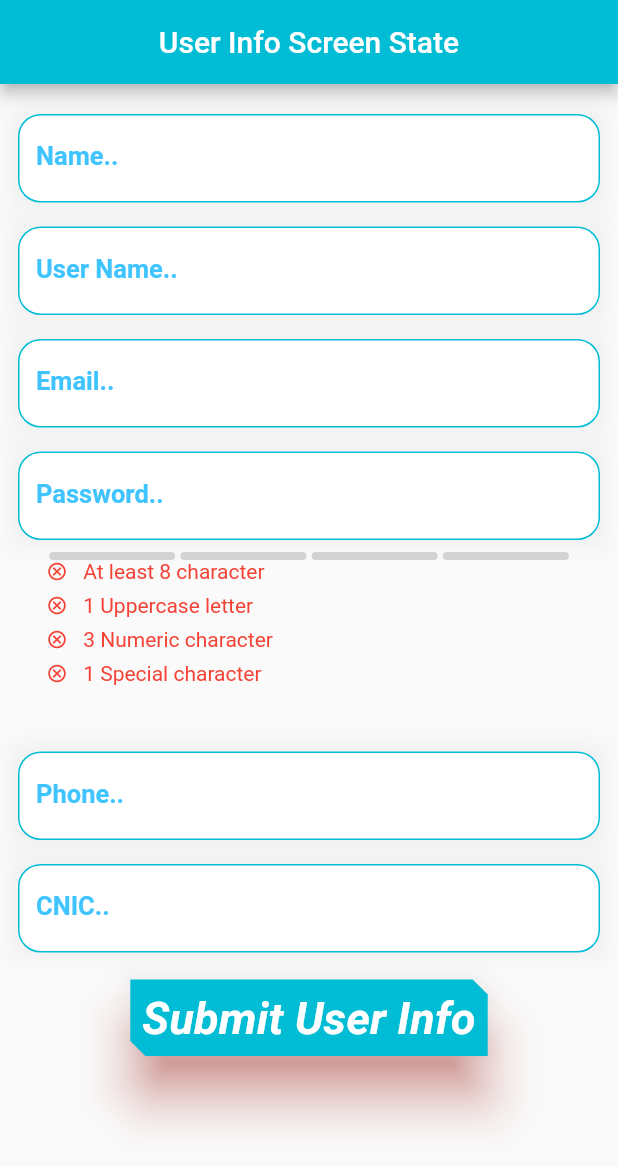
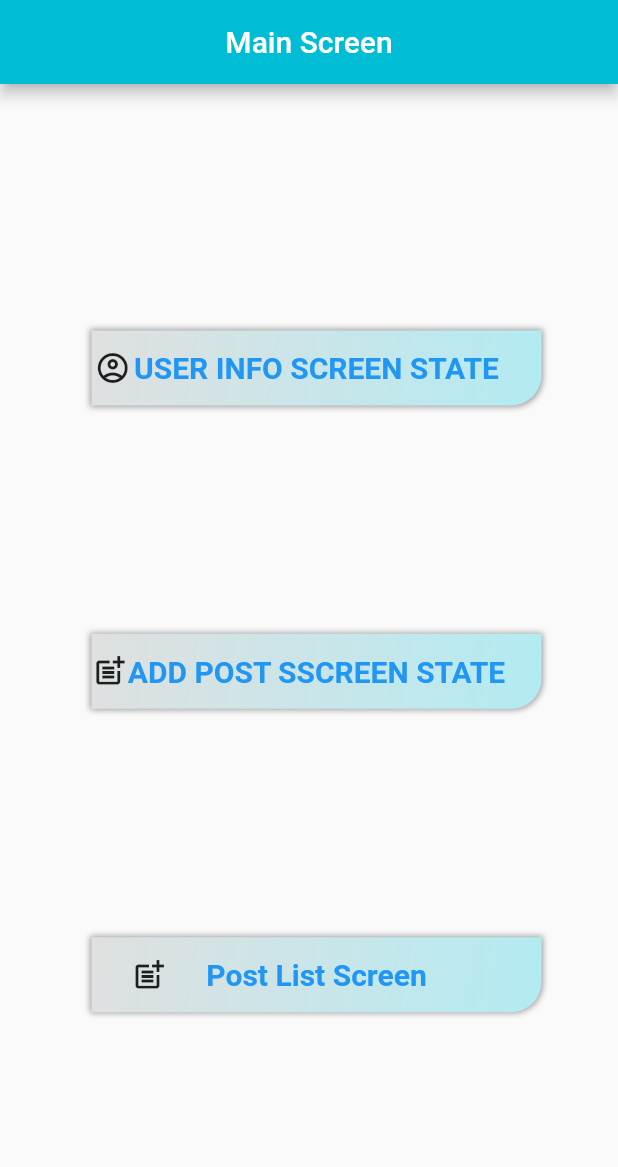
Before and after one commit to Mz-zubair102/Flutter-Firebase-App, a Flutter app: the screen it shows after launch, on a phone screen of 412 x 824 dp. Shown: the top 1167 px of the screen. Run offline on Flutter 3.47's test engine with Material 2 defaults, Android fonts, the phone set to English and light mode, and no system bars; drawn by our look-alikes of flutter_pw_validator; our stand-ins replace cloud_firestore, firebase_core; accounts and stored records are empty.

```diff
--- a/lib/Screens/add_post_screen_state.dart
+++ b/lib/Screens/add_post_screen_state.dart
@@ -4,7 +4,7 @@ import 'package:cloud_firestore/cloud_firestore.dart';
 import 'package:flutter/material.dart';
 
 import '../Widgets/text_field.dart';
-import '../Widgets/widget_text_button.dart';
+import '../Widgets/text_button_widget.dart';
 
 class AddpostScreenState extends StatefulWidget {
   const AddpostScreenState({Key? key}) : super(key: key);
@@ -18,6 +18,7 @@ class _AddpostScreenStateState extends State<AddpostScreenState> {
   TextEditingController titlecontroller = TextEditingController();
   TextEditingController bodycontroller = TextEditingController();
   CollectionReference postRefrence=FirebaseFirestore.instance.collection("Post");
+  CollectionReference commentRefrence=FirebaseFirestore.instance.collection("Post").doc().collection("Comments");
 
   //add data to firebase
   void addPostToFirestore(String titletext,String bodytext)async{
@@ -66,7 +67,7 @@ class _AddpostScreenStateState extends State<AddpostScreenState> {
                   SizedBox(
                     height: 25,
                   ),
-                  widgetTextButton(btnname: "Submit",onpressed: ()async{
+                  TextButtonWidget(btnname: "Submit",onpressed: ()async{
                     if (formkey.currentState!.validate()) {
                       addPostToFirestore(titlecontroller.text, bodycontroller.text);
                       var snackBar = SnackBar(
--- /dev/null
+++ b/lib/Screens/main_button_screen.dart
@@ -0,0 +1,54 @@
+
+import 'package:firebase/Screens/pos_list_screen.dart';
+import 'package:firebase/Screens/user_info_screen_state.dart';
+import 'package:flutter/material.dart';
+import '../Widgets/main_screen_button_widget.dart';
+import 'add_post_screen_state.dart';
+
+class ButtonScreen1 extends StatefulWidget {
+  const ButtonScreen1({Key? key}) : super(key: key);
+
+  @override
+  State<ButtonScreen1> createState() => _ButtonScreen1State();
+}
+
+class _ButtonScreen1State extends State<ButtonScreen1> {
+  @override
+  Widget build(BuildContext context) {
+    return Scaffold(
+      appBar: AppBar(
+        centerTitle: true,
+        title: const Text("Main Screen"),
+        backgroundColor: Colors.cyan,
+      ),
+      body: SafeArea(
+        child: Padding(
+          padding: const EdgeInsets.all(12.0),
+          child: Center(
+            child: Column(
+              mainAxisAlignment: MainAxisAlignment.spaceEvenly,
+              children: [
+                MainScreenButtonWidget(
+                  iconss: Icon(Icons.account_circle_outlined,),
+                  buttonname:"USER INFO SCREEN STATE",
+                  onpressesd: (){
+                    Navigator.push(context, MaterialPageRoute(builder: (context)=>UserInfoScreenState()));
+                  },
+                ),
+                MainScreenButtonWidget(
+                  buttonname: "ADD POST SSCREEN STATE",
+                  iconss: Icon(Icons.post_add_outlined,
+                  ),
+
+                  onpressesd:(){Navigator.push(context, MaterialPageRoute(builder: (context)=>AddpostScreenState()));} ,),
+                MainScreenButtonWidget(buttonname: "Post List Screen", iconss: Icon(Icons.post_add_outlined),
+                onpressesd: (){Navigator.push(context, MaterialPageRoute(builder: (context)=>PostListScreen()));},
+                )
+              ],
+            ),
+          ),
+        ),
+      ),
+    );
+  }
+}
--- a/lib/Screens/user_info_screen_state.dart
+++ b/lib/Screens/user_info_screen_state.dart
@@ -3,16 +3,16 @@ import 'package:flutter_pw_validator/flutter_pw_validator.dart';
 import 'package:firebase/Widgets/text_field.dart';
 import 'package:flutter/material.dart';
 
-import '../Widgets/widget_text_button.dart';
+import '../Widgets/text_button_widget.dart';
 
-class UserInfo extends StatefulWidget {
-  const UserInfo({Key? key}) : super(key: key);
+class UserInfoScreenState extends StatefulWidget {
+  const UserInfoScreenState({Key? key}) : super(key: key);
 
   @override
-  State<UserInfo> createState() => _UserInfoState();
+  State<UserInfoScreenState> createState() => _UserInfoScreenStateState();
 }
 
-class _UserInfoState extends State<UserInfo> {
+class _UserInfoScreenStateState extends State<UserInfoScreenState> {
   GlobalKey<FormState>  formkey=GlobalKey();
   TextEditingController namecontroller=TextEditingController();
   TextEditingController usernamecontroller=TextEditingController();
@@ -44,17 +44,18 @@ class _UserInfoState extends State<UserInfo> {
       body: Form(
         key: formkey,
         child: SafeArea(
-          child: SingleChildScrollView(
           child: Padding(
             padding: EdgeInsets.all(12.0),
-              child: Column(
+            child: ListView(
+              children: [
+                Column(
                   mainAxisAlignment: MainAxisAlignment.spaceAround,
                   children: [
                     TextInputField(label: "Name..",hinttext: "Name",mycontroller: namecontroller,isname: true,),
                     TextInputField(label: "User Name..",hinttext: "User Name",mycontroller: usernamecontroller,isusername: true,),
                     TextInputField(label: "Email..",hinttext: "Email",mycontroller: emailcontroller,isemail: true,),
                     TextInputField(label: "Password..",hinttext: "Password",mycontroller: passwordcontroller,isobscure: true,ispassword: true,),
-                  FlutterPwValidator(width: 350, height: 120, minLength: 8,uppercaseCharCount: 1,numericCharCount: 3,specialCharCount: 1,successColor: Colors.cyan,failureColor:Colors.red,onSuccess:(){
+                    FlutterPwValidator(width: 350, height: 120, minLength: 8,uppercaseCharCount: 1,numericCharCount: 3,specialCharCount: 1,successColor: Colors.green,failureColor:Colors.red,onSuccess:(){
                       print("MATCHED");
                       ScaffoldMessenger.of(context).showSnackBar(new SnackBar(
                           content: new Text("Password is matched")));
@@ -65,8 +66,8 @@ class _UserInfoState extends State<UserInfo> {
                     SizedBox(height: 5,),
                     TextInputField(label: "Phone..",hinttext: "Phone",mycontroller: phonecontroller,isphone: true,),
                     TextInputField(label: "CNIC..",hinttext: "CNIC",mycontroller: cniccontroller,iscnic: true,),
-                  SizedBox(height: 10,),
-                  widgetTextButton(btnname: "Submit User Info",
+                    SizedBox(height: 5,),
+                    TextButtonWidget(btnname: "Submit User Info",
                       onpressed: ()async{
                         if (formkey.currentState!.validate()) {
                           addUserToFirestore(namecontroller.text,usernamecontroller.text,emailcontroller.text,
@@ -82,6 +83,7 @@ class _UserInfoState extends State<UserInfo> {
 
                   ],
                 ),
+              ],
             ),
           ),
         ),
--- /dev/null
+++ b/lib/Widgets/main_screen_button_widget.dart
@@ -0,0 +1,46 @@
+import 'package:flutter/material.dart';
+
+class MainScreenButtonWidget extends StatelessWidget {
+  final String buttonname;
+  final VoidCallback? onpressesd;
+  final Icon iconss;
+  const MainScreenButtonWidget({Key? key, required this.buttonname,this.onpressesd,required this.iconss}) : super(key: key);
+
+  @override
+  Widget build(BuildContext context) {
+    return GestureDetector(
+      onTap: onpressesd,
+      child: Container(
+        height: 50,
+        width: 300,
+        margin: EdgeInsets.only(left: 10,top: 15),
+        decoration: BoxDecoration(
+            gradient: LinearGradient(
+                begin: Alignment.topLeft,
+                end: Alignment.bottomRight,
+                colors: [
+                  Colors.grey.shade300,
+                  Colors.cyan.shade100,
+                ]
+            ),
+            borderRadius: BorderRadius.only(bottomRight:Radius.circular(20)),
+            boxShadow: [
+              BoxShadow(
+                  color: Colors.grey,
+                  blurRadius: 3,spreadRadius:0.5)
+            ]
+        ),
+        child: Row(
+          children: [
+            Expanded(child: iconss),
+            Center(
+              child: Text(buttonname,style: TextStyle(fontSize: 20,fontWeight: FontWeight.bold,color: Colors.blue)),
+            ),
+            Expanded(child: Center())
+          ],
+        ),
+
+      ),
+    );
+  }
+}
--- a/lib/Widgets/widget_text_button.dart
+++ b/lib/Widgets/text_button_widget.dart
@@ -1,9 +1,9 @@
 import 'package:flutter/material.dart';
 
-class widgetTextButton extends StatelessWidget {
+class TextButtonWidget extends StatelessWidget {
   final VoidCallback? onpressed;
   final String btnname;
-  const widgetTextButton({Key? key,this.onpressed, required this.btnname}) : super(key: key);
+  const TextButtonWidget({Key? key,this.onpressed, required this.btnname}) : super(key: key);
 
   @override
   Widget build(BuildContext context) {
--- a/lib/Widgets/text_field.dart
+++ b/lib/Widgets/text_field.dart
@@ -85,7 +85,7 @@ class _TextInputFieldState extends State<TextInputField> {
             if (widget.isname) {
             if (input == null || input.isEmpty) {
                 return "Name is required";
-            } else if ((!RegExp(r'^[a-z A-Z]+$').hasMatch(input))) {
+            } else if ((!RegExp(r'^[a-z A-Z.\-]+$').hasMatch(input))) {
                 return 'Please Enter only Alphabets ';
             }
             }
@@ -108,7 +108,7 @@ class _TextInputFieldState extends State<TextInputField> {
               if (input == null || input.isEmpty) {
                 return "Password is required";
               } else
-              if ((!RegExp(r'^(?=.*?[A-Z])(?=.*?[a-z])(?=.*?[0-9])(?=.*?[!@#\$&*~]).{8,}$').hasMatch(input))) {
+              if ((!RegExp(r'^(?=.*?[A-Z]{1})(?=.*?[a-z])(?=.*?[0-9]{3})(?=.*?[!@#\$&*~]{1}).{8,}$').hasMatch(input))) {
                 return 'Please Enter valid password';
               }
             }
@@ -121,7 +121,7 @@ class _TextInputFieldState extends State<TextInputField> {
             }
             if (widget.iscnic) {
               if (input == null || input.isEmpty) {
-                return "Phone is required";
+                return "Cnic Numbaer is required";
               } else if ((!RegExp(r"^[0-9]{5}-[0-9]{7}-[0-9]{1}$").hasMatch(input))) {
                 return 'Please Enter only 13 Digit CNIC Number With Dashes ';
               }
--- a/lib/main.dart
+++ b/lib/main.dart
@@ -2,6 +2,7 @@ import 'package:firebase_core/firebase_core.dart';
 import 'package:flutter/material.dart';
 
 import 'Screens/add_post_screen_state.dart';
+import 'Screens/main_button_screen.dart';
 import 'Screens/user_info_screen_state.dart';
 
 void main() async{
@@ -31,7 +32,8 @@ class MyApp extends StatelessWidget {
         // is not restarted.
         primarySwatch: Colors.blue,
       ),
-      home: UserInfo(),
+      home: ButtonScreen1()
+      // home: UserInfo(),
       // home: AddpostScreenState(),
     );
   }
```
Also changed, not shown: lib/Screens/pos_list_screen.dart (added, +61 -0 lines). Lines whose indentation alone changed are shown as unchanged.
